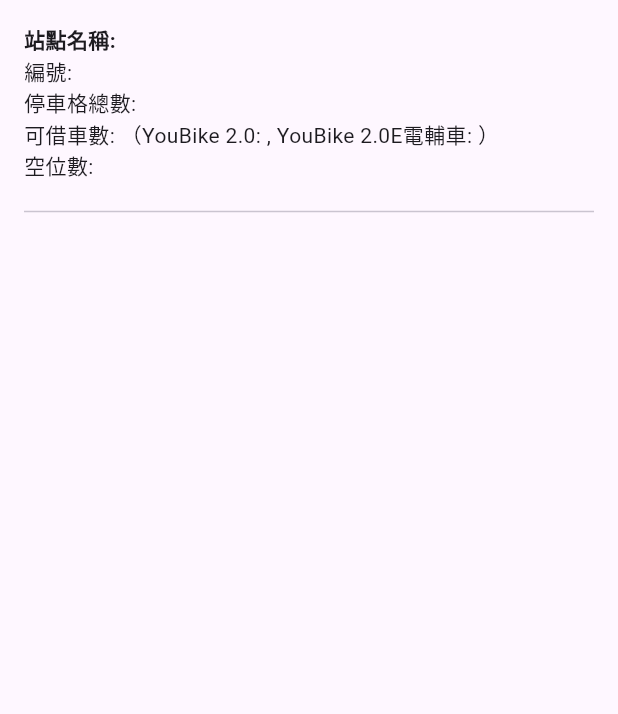
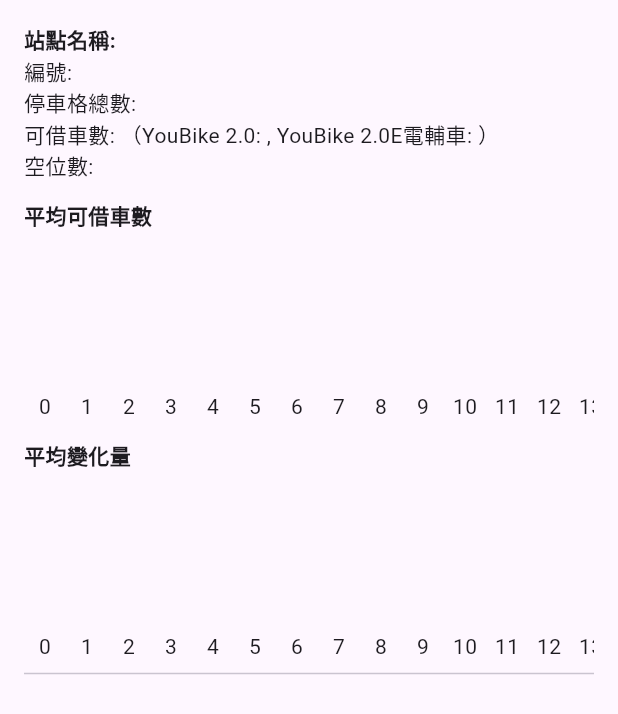
Before and after one commit to ryan940618/youbike_predict, a Flutter app: the StationDetail widget shown alone on an empty page, opened directly with empty values, on a phone screen of 412 x 824 dp. Shown: the top 714 px of the screen. Run offline on Flutter 3.47's test engine with Material 3 defaults, Android fonts, the phone set to English and light mode, and no system bars; our stand-ins replace file_picker, flutter_map, latlong2; missing offline and left inert: file_selector; network calls fail.

```diff
--- a/lib/widgets/detail.dart
+++ b/lib/widgets/detail.dart
@@ -1,4 +1,6 @@
 import 'package:flutter/material.dart';
+import '../services/analyzer.dart';
+import 'histogram.dart';
 
 class StationDetail extends StatelessWidget {
   final Map<String, dynamic> stationData;
@@ -23,9 +25,21 @@ class StationDetail extends StatelessWidget {
               style: const TextStyle(fontWeight: FontWeight.bold)),
           Text("編號: ${stationData['station_no']}"),
           Text("停車格總數: ${stationData['parking_spaces']}"),
-          Text("可借車數: ${stationData['available_spaces']}（YouBike 2.0: ${stationData['available_spaces_detail']['yb2']}, YouBike 2.0E電輔車: ${stationData['available_spaces_detail']['eyb']}）"),
+          Text(
+              "可借車數: ${stationData['available_spaces']}（YouBike 2.0: ${stationData['available_spaces_detail']['yb2']}, YouBike 2.0E電輔車: ${stationData['available_spaces_detail']['eyb']}）"),
           Text("空位數: ${stationData['empty_spaces']}"),
           const SizedBox(height: 12),
+          HourlyHistogram(
+            data: Analyzer.getHourlyAvg(stationData['station_no']),
+            title: "平均可借車數",
+            color: Colors.green,
+          ),
+          const SizedBox(height: 12),
+          HourlyHistogram(
+            data: Analyzer.getHourlyAvgDelta(stationData['station_no']),
+            title: "平均變化量",
+            color: Colors.orange,
+          ),
           const Divider(),
           bikeDetails.isNotEmpty
               ? Column(
```
Also changed, not shown: lib/services/analyzer.dart (+5 -8 lines).
